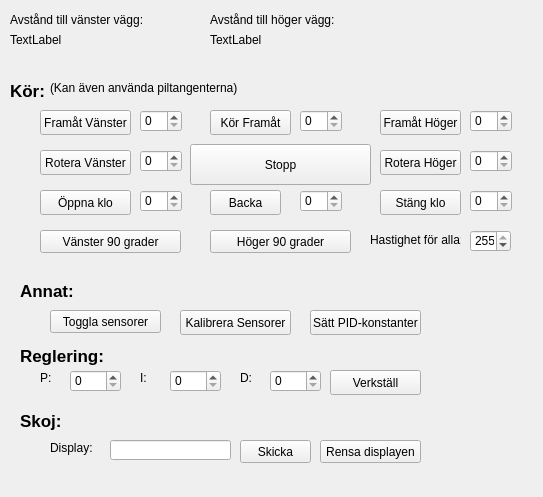
The window that kod/fjarr/mainwindow.ui (grupphenning/allt) describes before a commit, drawn with Qt 5.
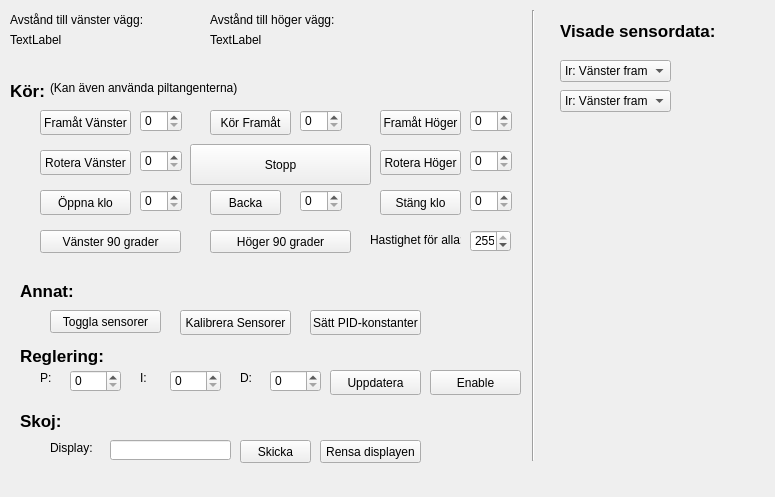
The same window after the commit.

Commit message: Lagt till enable/disable till pid i fjarr

Diff of the .ui file:
```diff
--- a/kod/fjarr/mainwindow.ui
+++ b/kod/fjarr/mainwindow.ui
@@ -6,7 +6,7 @@
    <rect>
     <x>0</x>
     <y>0</y>
-    <width>543</width>
+    <width>775</width>
     <height>497</height>
    </rect>
   </property>
@@ -464,7 +464,7 @@
      </rect>
     </property>
     <property name="text">
-     <string>Verkställ</string>
+     <string>Uppdatera</string>
     </property>
    </widget>
    <widget class="QLabel" name="label_12">
@@ -659,6 +659,122 @@
      <string>Höger 90 grader</string>
     </property>
    </widget>
+   <widget class="QPushButton" name="pid_toggle">
+    <property name="geometry">
+     <rect>
+      <x>430</x>
+      <y>370</y>
+      <width>91</width>
+      <height>25</height>
+     </rect>
+    </property>
+    <property name="text">
+     <string>Enable</string>
+    </property>
+   </widget>
+   <widget class="Line" name="line">
+    <property name="geometry">
+     <rect>
+      <x>523</x>
+      <y>10</y>
+      <width>20</width>
+      <height>451</height>
+     </rect>
+    </property>
+    <property name="orientation">
+     <enum>Qt::Vertical</enum>
+    </property>
+   </widget>
+   <widget class="QLabel" name="label_15">
+    <property name="geometry">
+     <rect>
+      <x>560</x>
+      <y>20</y>
+      <width>181</width>
+      <height>21</height>
+     </rect>
+    </property>
+    <property name="font">
+     <font>
+      <pointsize>13</pointsize>
+      <weight>75</weight>
+      <bold>true</bold>
+     </font>
+    </property>
+    <property name="text">
+     <string>Visade sensordata:</string>
+    </property>
+   </widget>
+   <widget class="QComboBox" name="comboBox">
+    <property name="geometry">
+     <rect>
+      <x>560</x>
+      <y>60</y>
+      <width>111</width>
+      <height>22</height>
+     </rect>
+    </property>
+    <item>
+     <property name="text">
+      <string>Ir: Vänster fram</string>
+     </property>
+    </item>
+    <item>
+     <property name="text">
+      <string>Ir: Höger fram</string>
+     </property>
+    </item>
+    <item>
+     <property name="text">
+      <string>Ir: Vänster bak</string>
+     </property>
+    </item>
+    <item>
+     <property name="text">
+      <string>Ir: Höger bak</string>
+     </property>
+    </item>
+    <item>
+     <property name="text">
+      <string>Ir: Fram</string>
+     </property>
+    </item>
+   </widget>
+   <widget class="QComboBox" name="comboBox_2">
+    <property name="geometry">
+     <rect>
+      <x>560</x>
+      <y>90</y>
+      <width>111</width>
+      <height>22</height>
+     </rect>
+    </property>
+    <item>
+     <property name="text">
+      <string>Ir: Vänster fram</string>
+     </property>
+    </item>
+    <item>
+     <property name="text">
+      <string>Ir: Höger fram</string>
+     </property>
+    </item>
+    <item>
+     <property name="text">
+      <string>Ir: Vänster bak</string>
+     </property>
+    </item>
+    <item>
+     <property name="text">
+      <string>Ir: Höger bak</string>
+     </property>
+    </item>
+    <item>
+     <property name="text">
+      <string>Ir: Fram</string>
+     </property>
+    </item>
+   </widget>
   </widget>
   <widget class="QMenuBar" name="menuBar">
    <property name="geometry">
```
Left out of the diff: 2 changed lines with no effect on the pictures. The commit also changes 2 other files.
